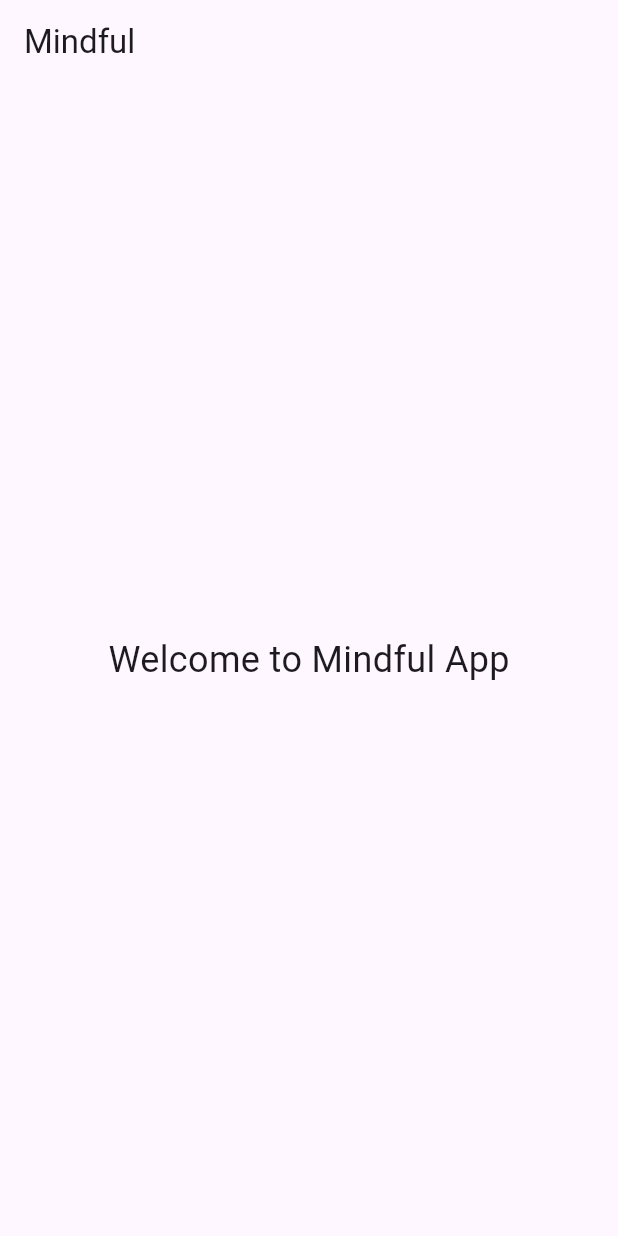
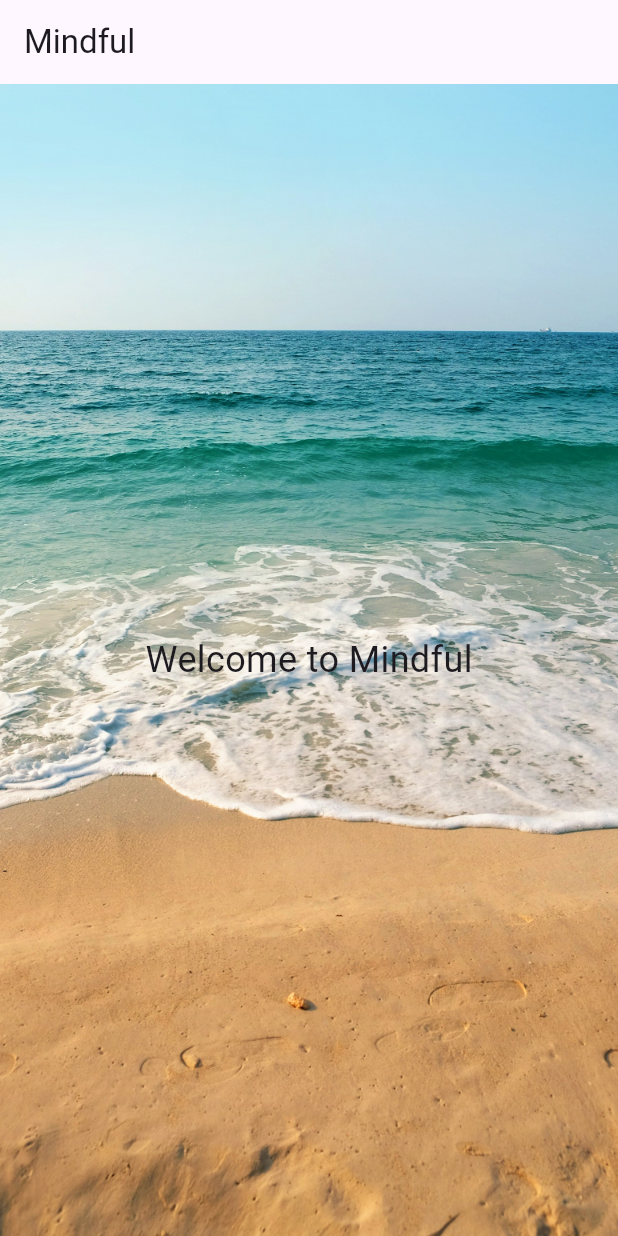
Before and after one commit to collinmorudi/flutter-mobile-dev-practice, a Flutter app: the screen it shows after launch, on a phone screen of 412 x 824 dp. Run offline on Flutter 3.47's test engine with Material 3 defaults, Android fonts, the phone set to English and light mode, and no system bars.

Commit message:
Add: background image on the intro screen

```diff
--- a/mindful/lib/screens/intro_screen.dart
+++ b/mindful/lib/screens/intro_screen.dart
@@ -9,11 +9,18 @@ class IntroScreen extends StatelessWidget {
       appBar: AppBar(
         title: const Text("Mindful"),
       ),
-      body: const Center(
-        child: Text(
-          "Welcome to Mindful App",
-          style: TextStyle(fontSize: 24),
-        ),
+      body: Stack(
+        children: [
+          Positioned.fill(child: Image.asset(
+            'assets/Sea.jpg',
+            fit: BoxFit.cover,
+          )),
+          const Center(
+          child: Text(
+            "Welcome to Mindful",
+            style: TextStyle(fontSize: 24),
+          ),
+        )],
       ),
     );
   }
--- a/mindful/pubspec.yaml
+++ b/mindful/pubspec.yaml
@@ -17,3 +17,6 @@ dev_dependencies:
 
 flutter:
   uses-material-design: true
+
+  assets:
+    - assets/
```
Also changed, not shown: mindful/assets/Country.jpg (added), mindful/assets/Lake.jpg (added), mindful/assets/Mountain.jpg (added), mindful/assets/Sea.jpg (added).
